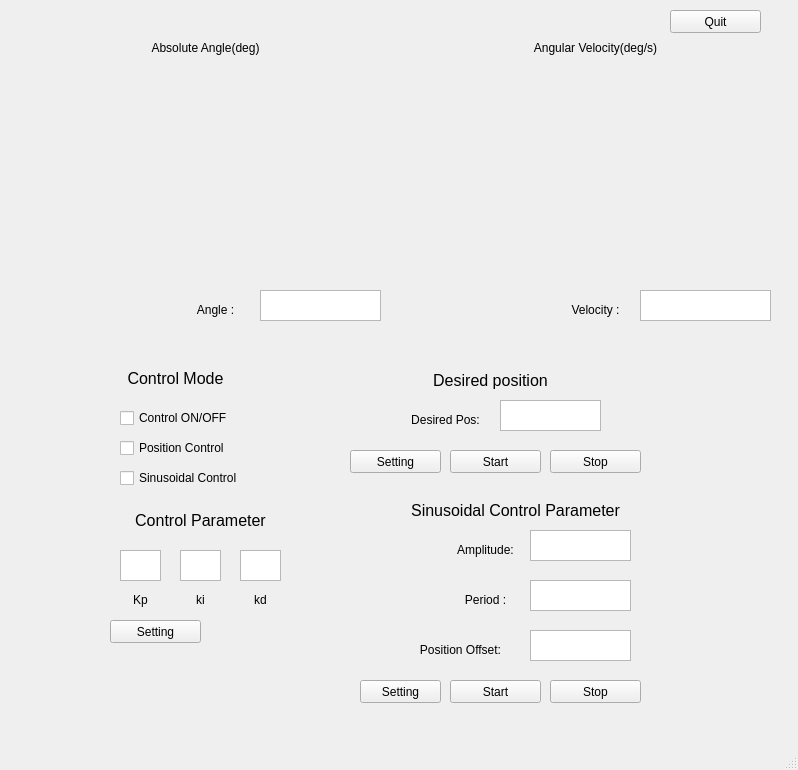
Above: UI/motor.ui from JHyoonirl/equipment_source before the change. Below: the same form after it.
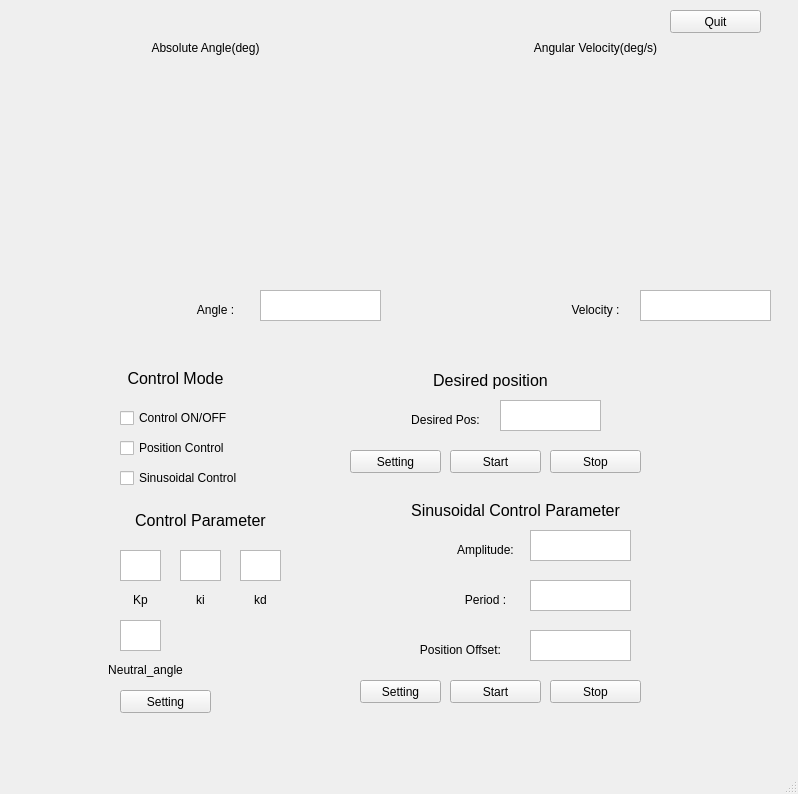
That is the form after the change. Custom widgets are drawn as their Qt base class.

Diff of the .ui file:
```diff
--- a/UI/motor.ui
+++ b/UI/motor.ui
@@ -7,7 +7,7 @@
     <x>0</x>
     <y>0</y>
     <width>798</width>
-    <height>770</height>
+    <height>794</height>
    </rect>
   </property>
   <property name="windowTitle">
@@ -345,8 +345,8 @@
    <widget class="QPushButton" name="parameter_setting_btn">
     <property name="geometry">
      <rect>
-      <x>110</x>
-      <y>620</y>
+      <x>120</x>
+      <y>690</y>
       <width>91</width>
       <height>23</height>
      </rect>
@@ -535,6 +535,32 @@
      <string>Setting</string>
     </property>
    </widget>
+   <widget class="QTextEdit" name="Pos_kp_2">
+    <property name="geometry">
+     <rect>
+      <x>120</x>
+      <y>620</y>
+      <width>41</width>
+      <height>31</height>
+     </rect>
+    </property>
+   </widget>
+   <widget class="QLabel" name="pos_label_12">
+    <property name="geometry">
+     <rect>
+      <x>90</x>
+      <y>660</y>
+      <width>111</width>
+      <height>20</height>
+     </rect>
+    </property>
+    <property name="text">
+     <string>Neutral_angle</string>
+    </property>
+    <property name="alignment">
+     <set>Qt::AlignCenter</set>
+    </property>
+   </widget>
   </widget>
   <widget class="QMenuBar" name="menubar">
    <property name="geometry">
```
